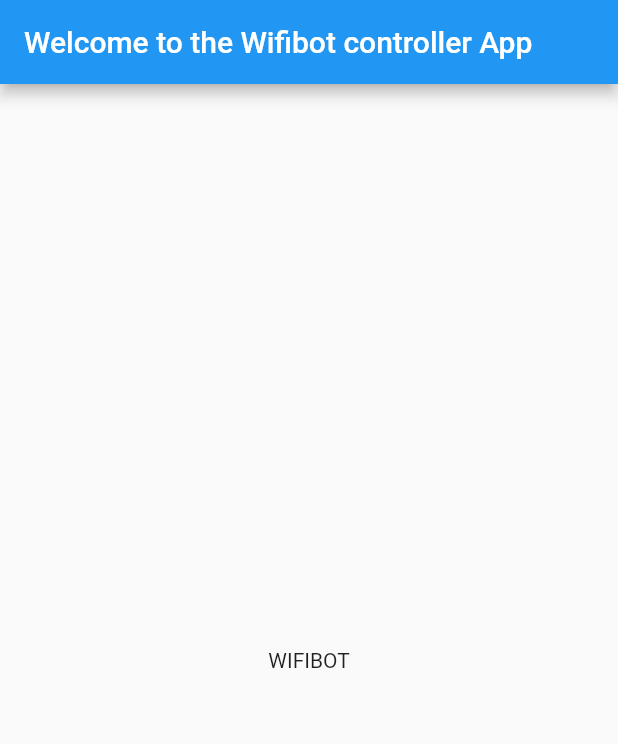
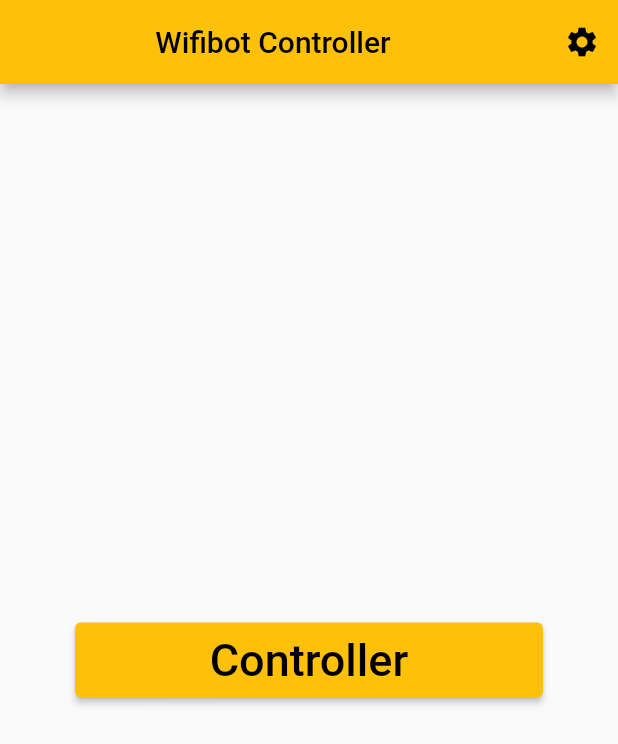
Before and after one commit to youssef-t/flutter-application-controlling-wifibot, a Flutter app: the screen it shows after launch, on a phone screen of 412 x 824 dp. Shown: the top 744 px of the screen. Run offline on Flutter 3.47's test engine with Material 2 defaults, Android fonts, the light colour scheme and no system bars.

Commit message:
[ADDED - not functionnal] Initial UI with a button for the controller and another one for settings

```diff
--- a/wifibot_application/lib/main.dart
+++ b/wifibot_application/lib/main.dart
@@ -4,21 +4,75 @@
 
 import 'package:flutter/material.dart';
 
+// Variable to store the width of the screen
+double? screenWidth;
+// Variable to store the height of the screen
+double? screenHeight;
+
 void main() => runApp(MyApp());
 
 class MyApp extends StatelessWidget {
   const MyApp({Key? key}) : super(key: key);
 
+
   @override
   Widget build(BuildContext context) {
+
     return MaterialApp(
-      title: 'Welcome to the Wifibot controller App',
-      home: Scaffold(
-        appBar: AppBar(
-          title: const Text('Welcome to the Wifibot controller App'),
+      title: 'Wifibot Controller',
+      theme: ThemeData(
+        primarySwatch: Colors.amber,
+      ),
+      home: HomePage(),
+    );
+  }
+}
+
+class HomePage extends StatefulWidget {
+  @override
+  _HomePageState createState() => _HomePageState();
+}
+
+class _HomePageState extends State<HomePage> {
+  static const fontSizeButton = 30.0;
+
+
+  static const textButtonStyle = TextStyle(
+    fontSize: fontSizeButton,
+  );
+
+  @override
+  Widget build(BuildContext context) {
+    // Get the height and the width of the screen
+    screenWidth = MediaQuery.of(context).size.width;
+    screenHeight = MediaQuery.of(context).size.height;
+
+    print("screenHeight : $screenHeight");
+    print("screenWidth: $screenWidth");
+
+    return Scaffold(
+      appBar: AppBar(
+        title: const Center(
+            child: Text(
+          "Wifibot Controller",
         ),
-        body: const Center(
-          child: Text('WIFIBOT'),
+        ),
+        actions: const [
+          IconButton(onPressed: null, icon: Icon(Icons.settings, color: Colors.black,) )
+        ],
+      ),
+      body: Center(
+        child: Container(
+          margin: const EdgeInsets.symmetric(horizontal: 50.0, vertical: 50.0),
+          child: ElevatedButton(
+            onPressed: () {},
+            style: ElevatedButton.styleFrom(
+              minimumSize: Size(double.infinity, 50), // double.infinity is the width and 30 is the height
+            ),
+            child: Text("Controller", style: textButtonStyle, ),
+
+
+          ),
         ),
       ),
     );
```
